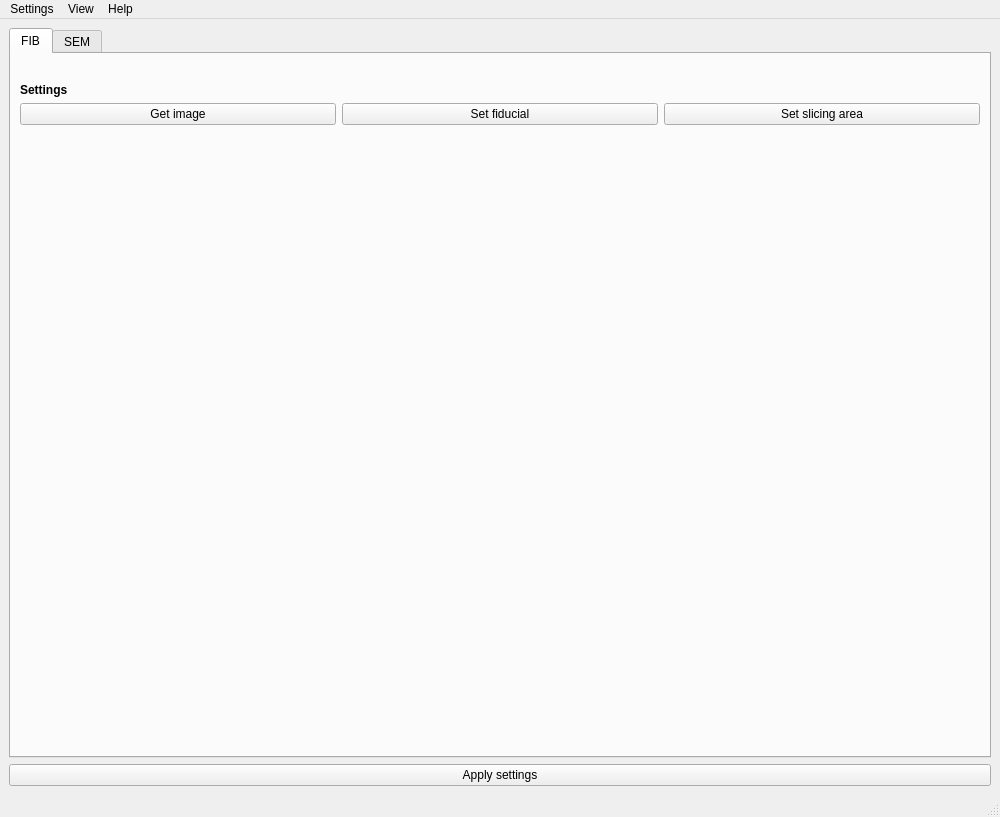
The window that src/GUI/ui/FIBSEM_Maestro_GUI.ui (pauquail/FIBSEM_Maestro) describes before a commit, drawn with Qt 5.
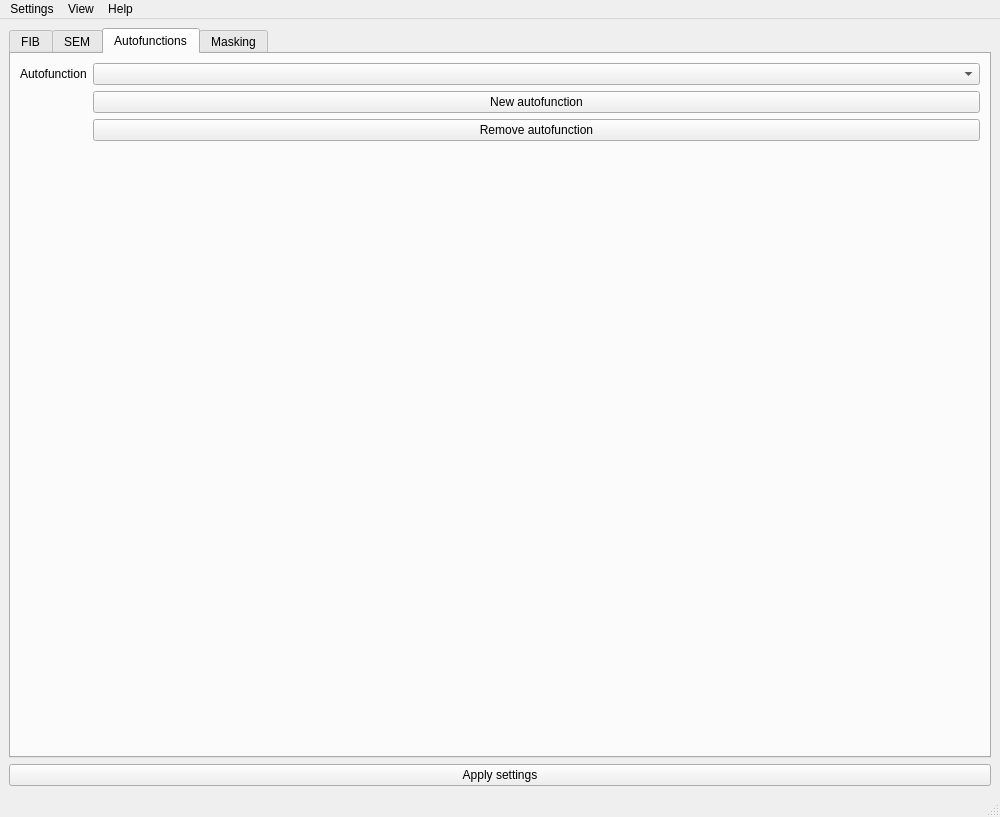
The same window after the commit.

Patch:
```diff
--- a/src/GUI/ui/FIBSEM_Maestro_GUI.ui
+++ b/src/GUI/ui/FIBSEM_Maestro_GUI.ui
@@ -29,7 +29,7 @@
          <string notr="true"/>
         </property>
         <property name="currentIndex">
-         <number>0</number>
+         <number>2</number>
         </property>
         <widget class="QWidget" name="tabFib">
          <attribute name="title">
@@ -213,6 +213,72 @@
           </item>
          </layout>
         </widget>
+        <widget class="QWidget" name="tabAutofunctions">
+         <attribute name="title">
+          <string>Autofunctions</string>
+         </attribute>
+         <layout class="QVBoxLayout" name="verticalLayout">
+          <item>
+           <layout class="QFormLayout" name="formLayout">
+            <item row="0" column="0">
+             <widget class="QLabel" name="autofunctionLabel">
+              <property name="text">
+               <string>Autofunction</string>
+              </property>
+             </widget>
+            </item>
+            <item row="0" column="1">
+             <widget class="QComboBox" name="autofunctionComboBox"/>
+            </item>
+            <item row="1" column="1">
+             <widget class="QPushButton" name="newAutofunctionPushButton">
+              <property name="text">
+               <string>New autofunction</string>
+              </property>
+             </widget>
+            </item>
+            <item row="2" column="1">
+             <widget class="QPushButton" name="removeAutofunctionPushButton">
+              <property name="text">
+               <string>Remove autofunction</string>
+              </property>
+             </widget>
+            </item>
+           </layout>
+          </item>
+          <item>
+           <layout class="QFormLayout" name="autofunctionFormLayout"/>
+          </item>
+          <item>
+           <layout class="QFormLayout" name="autofunctionCriteriumFormLayout"/>
+          </item>
+          <item>
+           <layout class="QFormLayout" name="autofunctionImagingFormLayout"/>
+          </item>
+          <item>
+           <layout class="QFormLayout" name="acbFormLayout"/>
+          </item>
+          <item>
+           <spacer name="verticalSpacer_3">
+            <property name="orientation">
+             <enum>Qt::Vertical</enum>
+            </property>
+            <property name="sizeHint" stdset="0">
+             <size>
+              <width>20</width>
+              <height>40</height>
+             </size>
+            </property>
+           </spacer>
+          </item>
+         </layout>
+        </widget>
+        <widget class="QWidget" name="tabMasking">
+         <attribute name="title">
+          <string>Masking</string>
+         </attribute>
+         <layout class="QVBoxLayout" name="verticalLayout"/>
+        </widget>
        </widget>
       </item>
      </layout>
```
Left out of the diff: 12 changed lines with no effect on the pictures.
